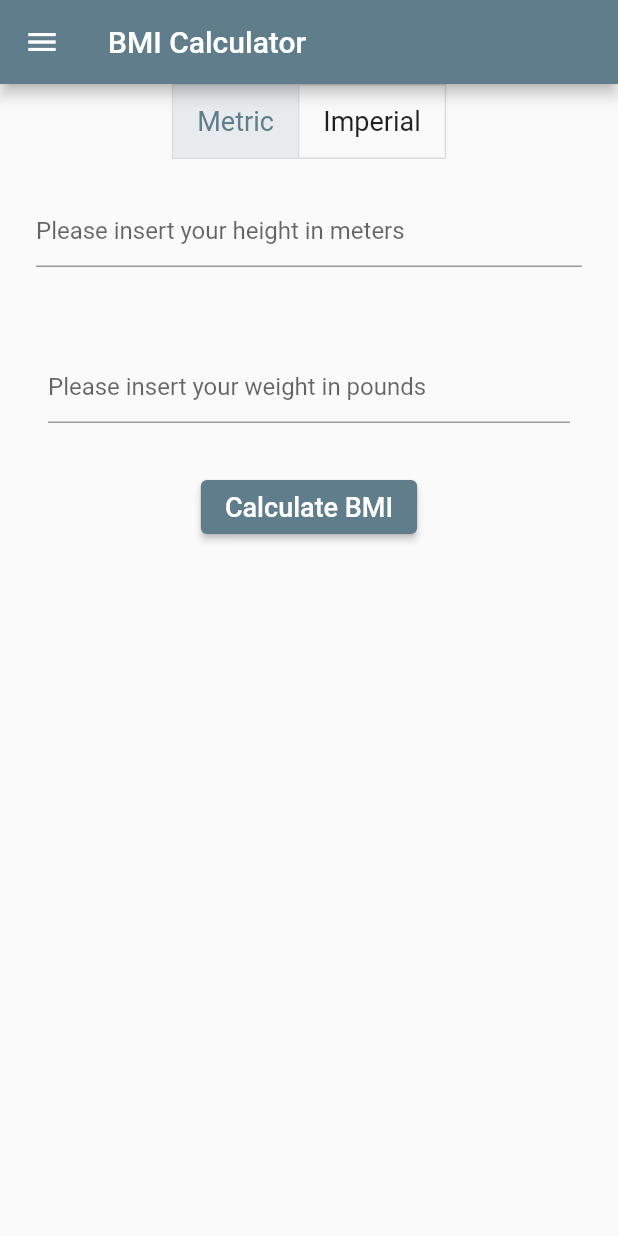
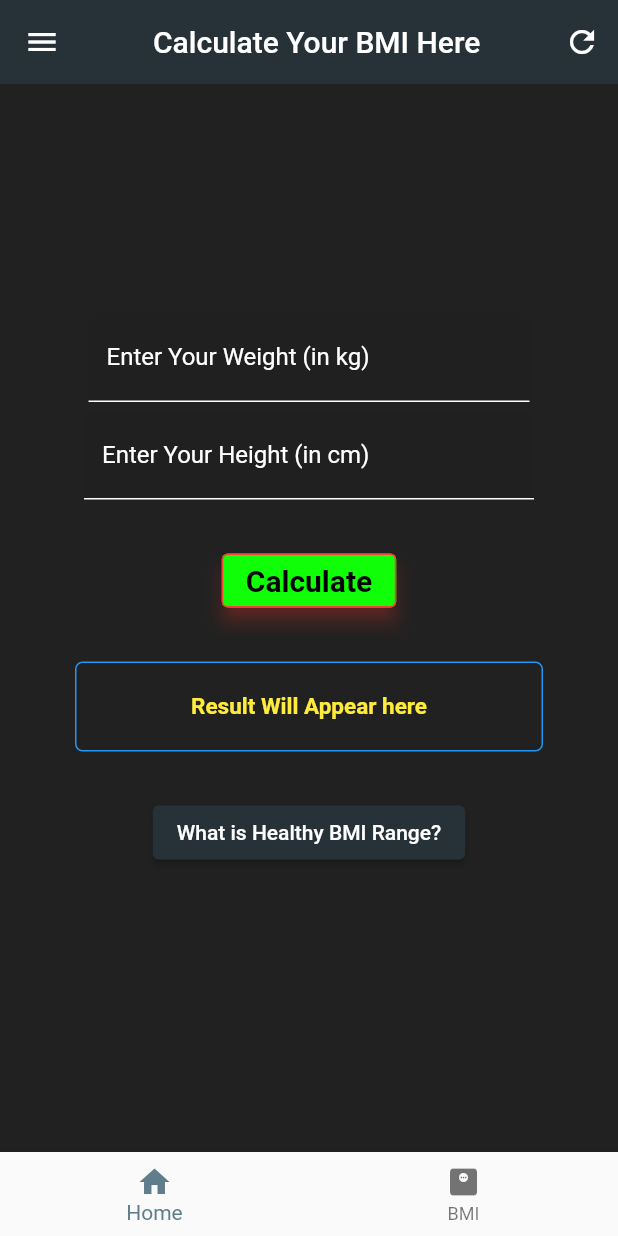
Before and after one commit to spyingcoder/GlobalAppFlutter, a Flutter app: the screen it shows after launch, item 2 of the bottom bar chosen, on a phone screen of 412 x 824 dp. Run offline on Flutter 3.47's test engine with Material 2 defaults, Android fonts, the phone set to English and light mode, and no system bars; our stand-ins replace shared_preferences.

Commit message:
App Completed

```diff
--- a/lib/data/sp_helper.dart
+++ b/lib/data/sp_helper.dart
@@ -3,7 +3,7 @@ import 'session.dart';
 import 'dart:convert';
 
 class SPHelper {
-  static late SharedPreferences prefs;
+  static  SharedPreferences prefs;
 
   Future init() async {
     prefs = await SharedPreferences.getInstance();
--- a/lib/main.dart
+++ b/lib/main.dart
@@ -1,3 +1,4 @@
+// @dart=2.9
 import 'package:flutter/material.dart';
 import 'package:getting_started_with_flutter/screens/bmi_screen.dart';
 import 'screens/intro_screen.dart';
@@ -7,12 +8,27 @@ void main() {
 }
 
 class GlobeApp extends StatelessWidget {
-  const GlobeApp({Key? key}) : super(key: key);
+  const GlobeApp({Key key}) : super(key: key);
 
   @override
   Widget build(BuildContext context) {
     return MaterialApp(
-      theme: ThemeData(primarySwatch: Colors.blueGrey),
+      debugShowCheckedModeBanner: false,
+      theme: ThemeData(
+        appBarTheme: AppBarTheme(color: Colors.blueGrey[900]),
+        primarySwatch: Colors.blueGrey,
+        drawerTheme: DrawerThemeData(
+          backgroundColor: Colors.blueGrey,
+        ),
+        elevatedButtonTheme: ElevatedButtonThemeData(
+          style: ElevatedButton.styleFrom(
+            primary: Colors.blueGrey[900],
+          ),
+        ),
+        backgroundColor: Colors.blueGrey,
+        primaryColor: Colors.blueGrey,
+
+      ),
       routes: {
         '/': (context) => IntroScreen(),
         '/bmi': (context) => BmiScreen(),
--- a/lib/screens/bmi_screen.dart
+++ b/lib/screens/bmi_screen.dart
@@ -1,126 +1,211 @@
 import 'package:flutter/material.dart';
 import 'package:getting_started_with_flutter/shared/menu_drawer.dart';
+import '../shared/menu_bottom.dart';
+
+// import 'package:flutter/material.dart';
 
 class BmiScreen extends StatefulWidget {
+  const BmiScreen({Key key}) : super(key: key);
+
   @override
   State<BmiScreen> createState() => _BmiScreenState();
 }
 
 class _BmiScreenState extends State<BmiScreen> {
-  final TextEditingController txtHeight = TextEditingController();
-  final TextEditingController txtWeight = TextEditingController();
-  final double fontSize = 18;
+  final TextEditingController _heightController = TextEditingController();
+  final TextEditingController _weightController = TextEditingController();
 
-  String result = '';
+  final healthyBmiRange = SnackBar(
+    content: const Text("Healthy BMI range: 18.5 kg/m² to 25 kg/m²"),
+    action: SnackBarAction(
+      label: "Close",
+      onPressed: () {},
+    ),
+    duration: const Duration(days: 365),
+  );
 
-  bool isMetric = true;
+  final emptyValue = SnackBar(
+    content: const Text("You can't let the fields empty !"),
+    action: SnackBarAction(
+      label: "Close",
+      onPressed: () {},
+    ),
+    duration: Duration(days: 365),
+  );
 
-  bool isImperial = false;
-
-  double? height;
-
-  double? weight;
-
-  late List<bool> isSelected;
-  String heightMessage = '';
-  String weightMessage = '';
-
-  @override
-  void initState() {
-    isSelected = [isMetric, isImperial];
-    super.initState();
-  }
+  double _result = 0.0;
+  bool valueFilled = false;
 
   @override
   Widget build(BuildContext context) {
-    heightMessage =
-        'Please insert your height in ' + ((isMetric) ? 'meters' : 'inches');
-    weightMessage =
-        'Please insert your weight in ' + ((isImperial) ? 'kilos' : 'pounds');
+    double screenHeight = MediaQuery.of(context).size.height;
+    double screenWidth = MediaQuery.of(context).size.width;
+
     return Scaffold(
+      backgroundColor: Colors.grey[900],
+      bottomNavigationBar: MenuBottom(),
       appBar: AppBar(
-          title: Text('BMI Calculator'),
-        ),
-        drawer: MenuDrawer(),
-        body: SingleChildScrollView(
-          child: Column(
-            children: [
-              ToggleButtons(
-                children: [
-                  Padding(
-                    padding: EdgeInsets.symmetric(horizontal: 16),
-                    child: Text(
-                      'Metric',
-                      style: TextStyle(fontSize: 18),
+        elevation: 0,
+        title: Container(
+          margin: const EdgeInsets.only(left: 30),
+          child: const Text(
+            "Calculate Your BMI Here",
           ),
         ),
-                  Padding(
-                    padding: EdgeInsets.symmetric(horizontal: 16),
-                    child: Text(
-                      'Imperial',
-                      style: TextStyle(fontSize: 18),
+        actions: [
+          IconButton(
+            onPressed: clearText,
+            icon: const Icon(Icons.refresh),
           ),
-                  )
         ],
-                isSelected: isSelected,
-                onPressed: toggleMeasure,
       ),
-              Padding(
-                padding: const EdgeInsets.all(24.0),
+      drawer: const MenuDrawer(),
+      body: SingleChildScrollView(
+        child: Stack(
+          children: [
+            SizedBox(
+              width: screenWidth,
+              height: screenHeight,
+              child: Column(
+                children: <Widget>[
+                  Column(
+                    children: <Widget>[
+                      Container(
+                        width: 300,
+                        margin: const EdgeInsets.only(top: 150.0),
+                        padding: const EdgeInsets.all(3),
                         child: TextField(
-                  controller: txtHeight,
                           keyboardType: TextInputType.number,
-                  decoration: InputDecoration(hintText: heightMessage),
+                          controller: _weightController, //variable value
+                          style: const TextStyle(color: Colors.white),
+                          decoration: const InputDecoration(
+                            filled: true,
+                            labelText: "Enter Your Weight (in kg)",
+                            labelStyle: TextStyle(color: Colors.white),
+                            enabledBorder: UnderlineInputBorder(
+                                borderSide: BorderSide(color: Colors.white)),
                           ),
                         ),
-              Padding(
-                padding: const EdgeInsets.all(32.0),
+                      ),
+                      Container(
+                        width: 300,
+                        padding: const EdgeInsets.only(top: 3),
                         child: TextField(
-                  controller: txtWeight,
                           keyboardType: TextInputType.number,
-                  decoration: InputDecoration(hintText: weightMessage),
+                          controller: _heightController,
+                          style: const TextStyle(color: Colors.white),
+                          decoration: const InputDecoration(
+                            filled: true,
+                            labelText: "Enter Your Height (in cm)",
+                            labelStyle: TextStyle(
+                              color: Colors.white,
+                            ),
+                            enabledBorder: UnderlineInputBorder(
+                              borderSide: BorderSide(color: Colors.white),
                             ),
                           ),
-              ElevatedButton(
-                child: Text(
-                  'Calculate BMI',
-                  style: TextStyle(fontSize: fontSize),
                         ),
-                onPressed: findBMI,
                       ),
-              Text(
-                result,
-                style: TextStyle(fontSize: fontSize),
-              )
                     ],
                   ),
-        ));
+                  Container(
+                    margin: const EdgeInsets.all(30),
+                    child: ElevatedButton(
+                      onPressed: () {
+                        if (_heightController.text == "" ||
+                            _weightController.text == "") {
+                          emptyValue;
+                          ScaffoldMessenger.of(context)
+                              .showSnackBar(emptyValue);
+                        } else {
+                          calBMI();
+                        }
+                      },
+                      child: const Text(
+                        "Calculate",
+                        style: TextStyle(
+                            fontWeight: FontWeight.bold,
+                            color: Colors.black,
+                            fontSize: 20),
+                      ),
+                      style: ElevatedButton.styleFrom(
+                        side: const BorderSide(color: Colors.red, width: 1),
+                        elevation: 5,
+                        shadowColor: Colors.red,
+                        primary: const Color.fromARGB(
+                            255, 16, 255, 8), //background color of button
+                      ),
+                    ),
+                  ),
+                  Container(
+                    alignment: Alignment.center,
+                    width: screenWidth - 100,
+                    height: 60,
+                    padding: const EdgeInsets.all(10),
+                    // margin: const EdgeInsets.only(top: 10),
+                    decoration: BoxDecoration(
+                      border: Border.all(
+                        color: Colors.blue,
+                      ),
+                      borderRadius: BorderRadius.circular(5),
+                    ),
+                    child: Text(
+                      (valueFilled == false
+                          ? resultArea()
+                          : "Your BMI is " +
+                              _result.toStringAsFixed(2) +
+                              " kg/m².\nYou are " +
+                              ((_result > 18.5 && _result < 24.9)
+                                  ? "totally fit according to your BMI."
+                                  : "not fit according to your BMI.")),
+                      style: const TextStyle(
+                          color: Colors.yellow,
+                          fontSize: 15,
+                          fontWeight: FontWeight.bold),
+                    ),
+                  ),
+                  Container(
+                    margin: const EdgeInsets.only(top: 30),
+                    child: ElevatedButton(
+                      onPressed: () {
+                        healthyBmiRange;
+                        ScaffoldMessenger.of(context)
+                            .showSnackBar(healthyBmiRange);
+                      },
+                      child: const Text("What is Healthy BMI Range?"),
+                    ),
+                  ),
+                ],
+              ),
+            ),
+          ],
+        ),
+      ),
+    );
   }
 
-  void toggleMeasure(value) {
-    if (value == 0) {
-      isMetric = true;
-      isImperial = false;
-    } else {
-      isMetric = false;
-      isImperial = true;
-    }
+  void calBMI() {
+    double height = double.parse(_heightController.text) / 100;
+    double weight = double.parse(_weightController.text);
+
+    double heightSquare = height * height;
+    double result = weight / heightSquare;
     setState(() {
-      isSelected = [isMetric, isImperial];
+      _result = result;
+      valueFilled = true;
     });
   }
 
-  void findBMI() {
-    double bmi = 0;
-    double height = double.tryParse(txtHeight.text) ?? 0;
-    double weight = double.tryParse(txtWeight.text) ?? 0;
-    if (isMetric) {
-      bmi = weight / (height * height);
-    } else {
-      bmi = weight * 703 / (height * height);
-    }
+  void clearText() {
+    _heightController.clear();
+    _weightController.clear();
+    valueFilled = false;
     setState(() {
-      result = 'Your BMI is ' + bmi.toStringAsFixed(2);
+      resultArea;
     });
   }
+
+  String resultArea() {
+    return valueFilled == false ? ("Result Will Appear here") : "";
   }
+}
--- a/lib/screens/intro_screen.dart
+++ b/lib/screens/intro_screen.dart
@@ -3,7 +3,7 @@ import 'package:getting_started_with_flutter/shared/menu_drawer.dart';
 import '../shared/menu_bottom.dart';
 
 class IntroScreen extends StatelessWidget {
-  const IntroScreen({Key? key}) : super(key: key);
+  const IntroScreen({Key key}) : super(key: key);
 
   @override
   Widget build(BuildContext context) {
--- a/lib/screens/sessions_screen.dart
+++ b/lib/screens/sessions_screen.dart
@@ -3,7 +3,7 @@ import '../data/sp_helper.dart';
 import '../data/session.dart';
 
 class SessionsScreen extends StatefulWidget {
-  const SessionsScreen({Key? key}) : super(key: key);
+  const SessionsScreen({Key key}) : super(key: key);
   @override
   _SessionsScreenState createState() => _SessionsScreenState();
 }
--- a/lib/screens/weather_screen.dart
+++ b/lib/screens/weather_screen.dart
@@ -3,7 +3,7 @@ import 'package:getting_started_with_flutter/data/weather.dart';
 import '../data/http_helper.dart';
 
 class WeatherScreen extends StatefulWidget {
-  const WeatherScreen({Key? key}) : super(key: key);
+  const WeatherScreen({Key key}) : super(key: key);
 
   @override
   _WeatherScreenState createState() => _WeatherScreenState();
--- a/lib/shared/menu_bottom.dart
+++ b/lib/shared/menu_bottom.dart
@@ -2,7 +2,7 @@ import 'package:flutter/material.dart';
 
 class MenuBottom extends StatelessWidget {
   const MenuBottom({
-    Key? key,
+    Key key,
   }) : super(key: key);
 
   @override
--- a/lib/shared/menu_drawer.dart
+++ b/lib/shared/menu_drawer.dart
@@ -5,7 +5,7 @@ import '../screens/intro_screen.dart';
 import '../screens/bmi_screen.dart';
 
 class MenuDrawer extends StatelessWidget {
-  const MenuDrawer({Key? key}) : super(key: key);
+  const MenuDrawer({Key key}) : super(key: key);
 
   @override
   Widget build(BuildContext context) {
@@ -24,10 +24,18 @@ class MenuDrawer extends StatelessWidget {
       'Training',
     ];
     List<Widget> menuItems = [];
-    menuItems.add(DrawerHeader(
-        decoration: BoxDecoration(color: Colors.blueGrey),
-        child: Text('Globo Fitness',
-            style: TextStyle(color: Colors.white, fontSize: 28))));
+    menuItems.add(
+      DrawerHeader(
+        decoration: BoxDecoration(color: Colors.blueGrey[900]),
+        child: Text(
+          'Globo Fitness',
+          style: TextStyle(
+            color: Colors.cyan[700],
+            fontSize: 28,
+          ),
+        ),
+      ),
+    );
     menuTiles.forEach((String element) {
       Widget screen = Container();
       menuItems.add(ListTile(
--- a/pubspec.yaml
+++ b/pubspec.yaml
@@ -18,7 +18,7 @@ publish_to: 'none' # Remove this line if you wish to publish to pub.dev
 version: 1.0.0+1
 
 environment:
-  sdk: ">=2.15.0 <3.0.0"
+  sdk: ">=2.11.0 <3.0.0"
 
 # Dependencies specify other packages that your package needs in order to work.
 # To automatically upgrade your package dependencies to the latest versions
```
Also changed, not shown: pubspec.lock. Lines whose indentation alone changed are shown as unchanged.
